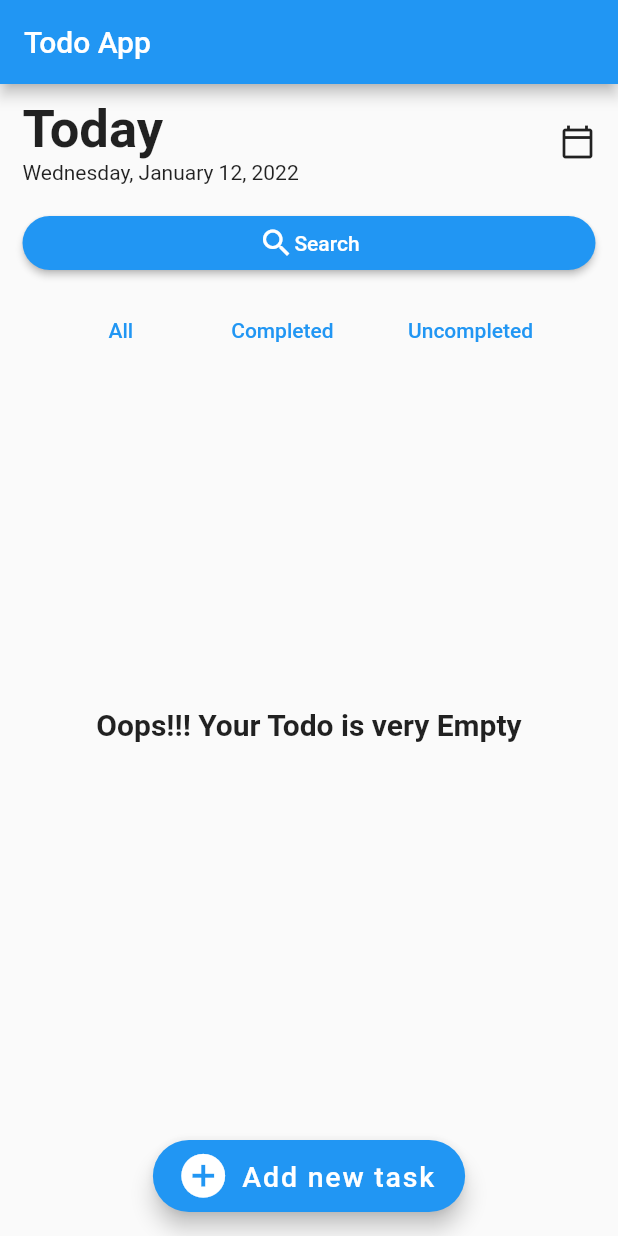
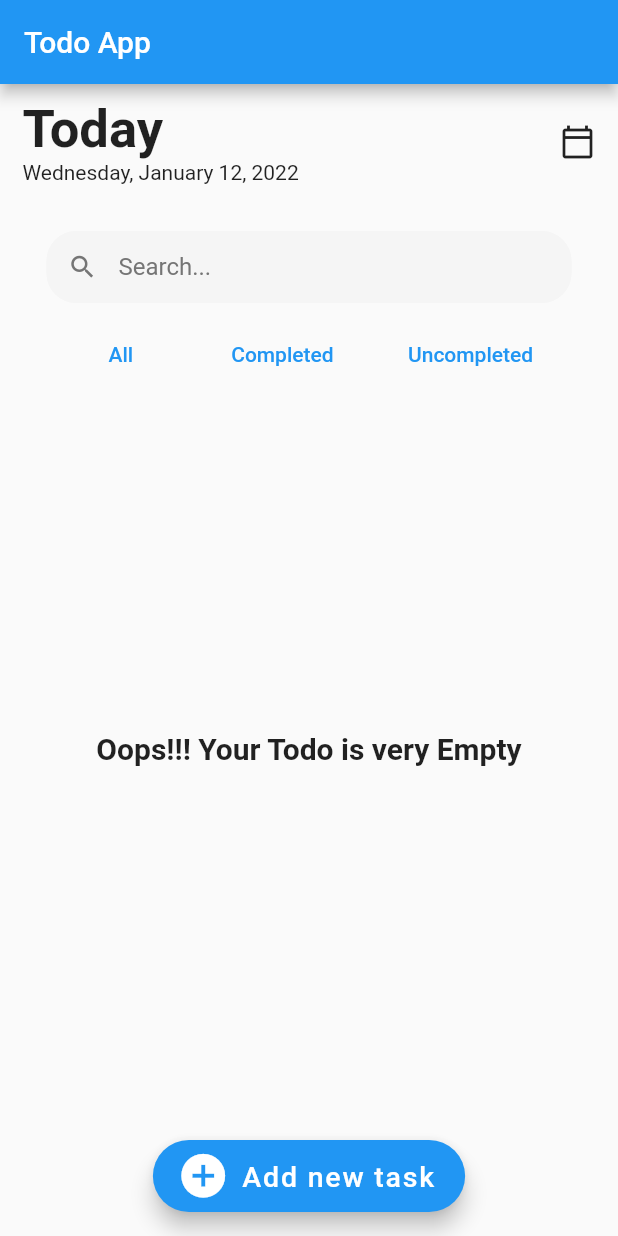
Before and after one commit to allan-1/Todo-App, a Flutter app: the screen it shows after launch, on a phone screen of 412 x 824 dp. Run offline on Flutter 3.47's test engine with Material 2 defaults, Android fonts, the phone set to English and light mode, and no system bars; our stand-ins replace hive, hive_flutter; accounts and stored records are empty.

Commit message:
change search button style

```diff
--- a/lib/widgets/searchbutton.dart
+++ b/lib/widgets/searchbutton.dart
@@ -5,17 +5,23 @@ class SearchButton extends StatelessWidget {
 
   @override
   Widget build(BuildContext context) {
-    return ElevatedButton(onPressed: (){}, child: Row(
-      mainAxisAlignment: MainAxisAlignment.center,
-      children: const [
-        Icon(Icons.search),
-        Text('Search')
-      ],
-    ),
-      style: ElevatedButton.styleFrom(
-          shape: RoundedRectangleBorder(
-              borderRadius: BorderRadius.circular(20)
-          )
+    return Padding(
+      padding: const EdgeInsets.only(top: 16,left: 16,right: 16),
+      child: TextField(
+        decoration: InputDecoration(
+          hintText: "Search...",
+          hintStyle: TextStyle(color: Colors.grey.shade600),
+          prefixIcon: Icon(Icons.search,color: Colors.grey.shade600, size: 20,),
+          filled: true,
+          fillColor: Colors.grey.shade100,
+          contentPadding: const EdgeInsets.all(8),
+          enabledBorder: OutlineInputBorder(
+              borderRadius: BorderRadius.circular(20),
+              borderSide: BorderSide(
+                  color: Colors.grey.shade100
+              )
+          ),
+        ),
       ),
     );
   }
--- a/lib/widgets/todolist.dart
+++ b/lib/widgets/todolist.dart
@@ -23,9 +23,11 @@ class TodoList extends StatelessWidget {
         return Card(
           elevation: 4,
           child: ListTile(
-            title: Text(todoItems.item, style: const TextStyle(fontWeight: FontWeight.bold),),
+            title: Text(todoItems.item,
+              style: const TextStyle(fontWeight: FontWeight.bold),),
             subtitle: Text(todoItems.description),
-            leading: const Icon(Icons.adjust_rounded),
+            leading: IconButton(onPressed: (){},
+                icon: const Icon(Icons.check_box_outline_blank)),
             trailing: Text(currentTime),
           ),
         );
```
